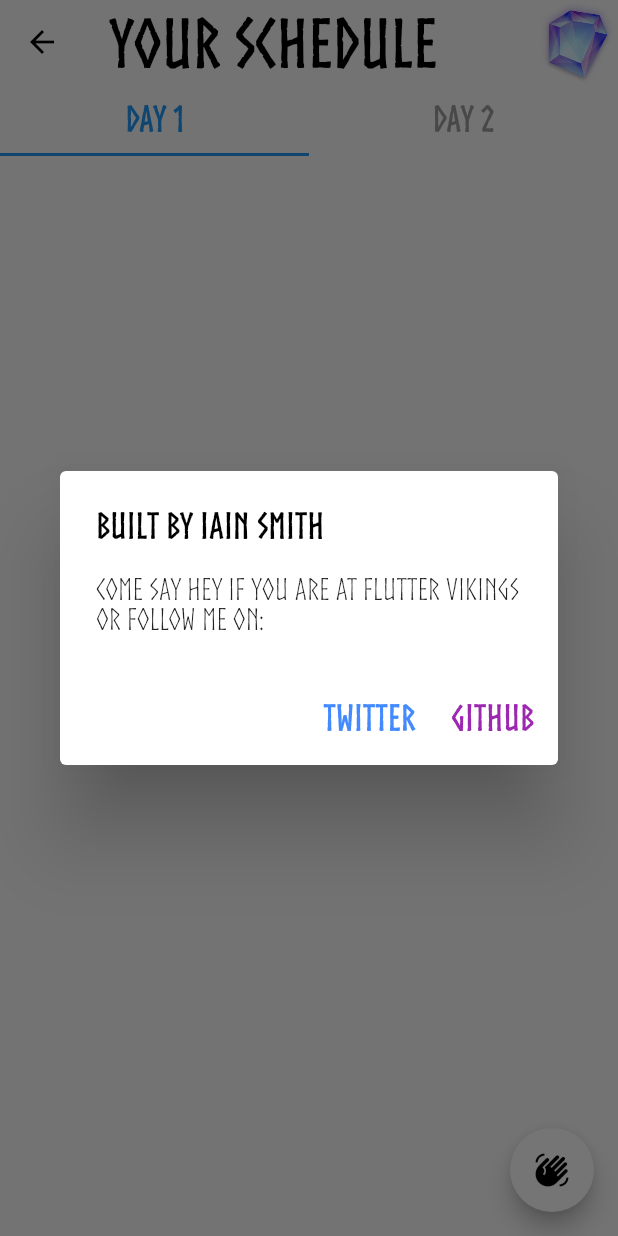
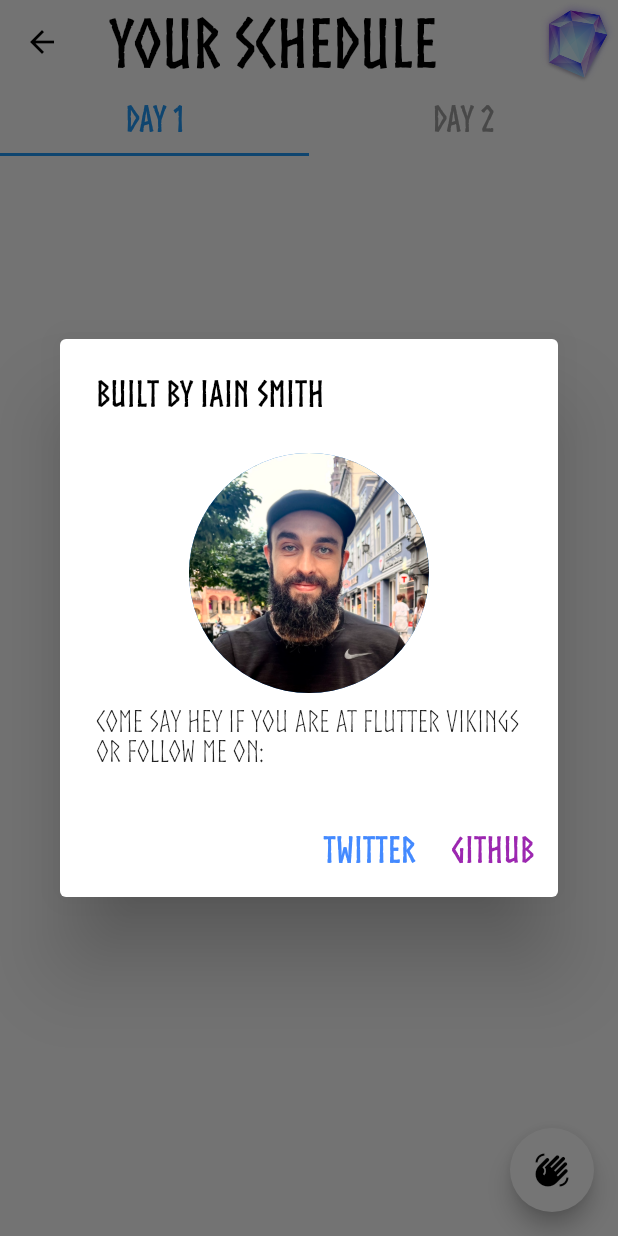
Before and after one commit to b099l3/Sunstone, a Flutter app: the SchedulePage screen opened by its route, after a tap on the "waving hand" icon, on a phone screen of 412 x 824 dp. Run offline on Flutter 3.47's test engine with Material 2 defaults, Android fonts, the phone set to English and light mode, and no system bars; our stand-ins replace auto_route, flutter_riverpod, flutter_svg, shared_preferences; missing offline and left inert: ordered_set; accounts and stored records are empty.

Commit message:
add image of my self... oh lala

```diff
--- a/lib/core/presentation/schedule_page.dart
+++ b/lib/core/presentation/schedule_page.dart
@@ -6,6 +6,7 @@ import 'package:ordered_set/ordered_set.dart';
 import 'package:shared_preferences/shared_preferences.dart';
 import 'package:url_launcher/url_launcher.dart';
 
+import '../../gen/assets.gen.dart';
 import '../application/schedule_provider.dart';
 import '../domain/schedule.dart';
 import '../domain/talk.dart';
@@ -61,12 +62,24 @@ class SchedulePage extends ConsumerWidget {
                       color: Colors.black,
                     ),
                   ),
-                  content: Text(
-                    'Come say hey if you are at Flutter Vikings or follow me on:',
-                    style: TextStyle(
-                      fontSize: 20,
-                      color: Colors.grey.shade900,
-                    ),
+                  content: Column(
+                    mainAxisSize: MainAxisSize.min,
+                    children: [
+                      Padding(
+                        padding: const EdgeInsets.all(8.0),
+                        child: CircleAvatar(
+                          backgroundImage: Assets.images.me.image().image,
+                          radius: 80,
+                        ),
+                      ),
+                      Text(
+                        'Come say hey if you are at Flutter Vikings or follow me on:',
+                        style: TextStyle(
+                          fontSize: 20,
+                          color: Colors.grey.shade900,
+                        ),
+                      ),
+                    ],
                   ),
                   actions: [
                     TextButton(
--- a/lib/gen/assets.gen.dart
+++ b/lib/gen/assets.gen.dart
@@ -16,6 +16,9 @@ class $AssetsImagesGen {
 
   /// File path: assets/images/icon.png
   AssetGenImage get icon => const AssetGenImage('assets/images/icon.png');
+
+  /// File path: assets/images/me.jpg
+  AssetGenImage get me => const AssetGenImage('assets/images/me.jpg');
 
   /// File path: assets/images/sunstone.png
   AssetGenImage get sunstonePng =>
```
Also changed, not shown: assets/images/me.jpg (added).
